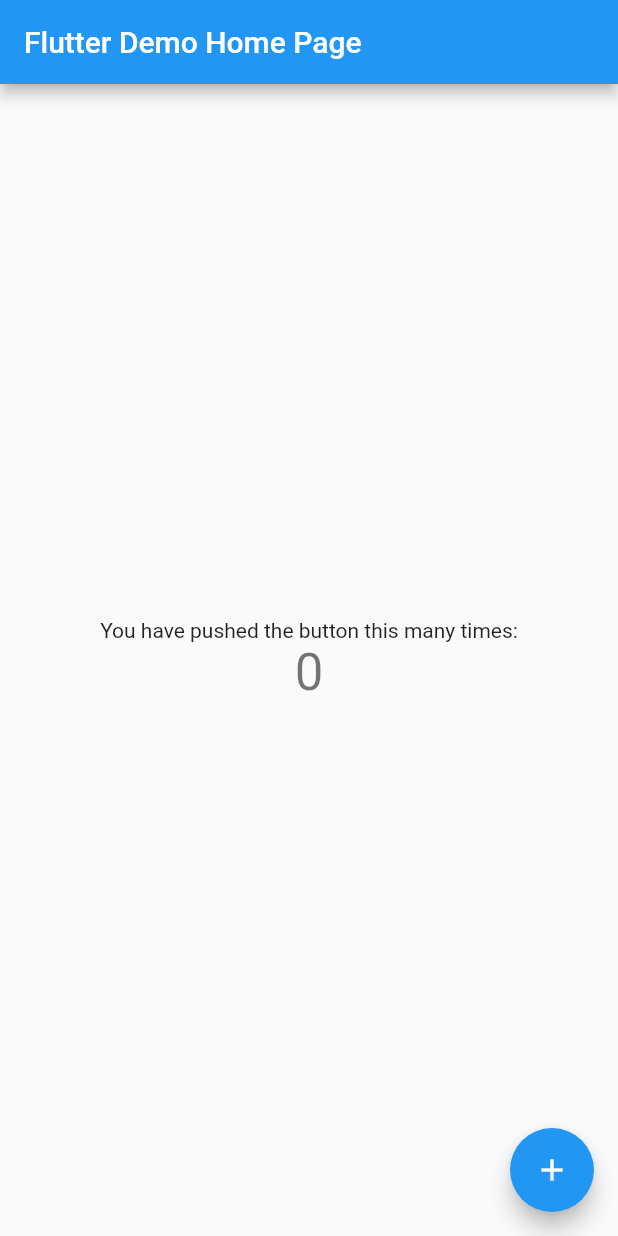
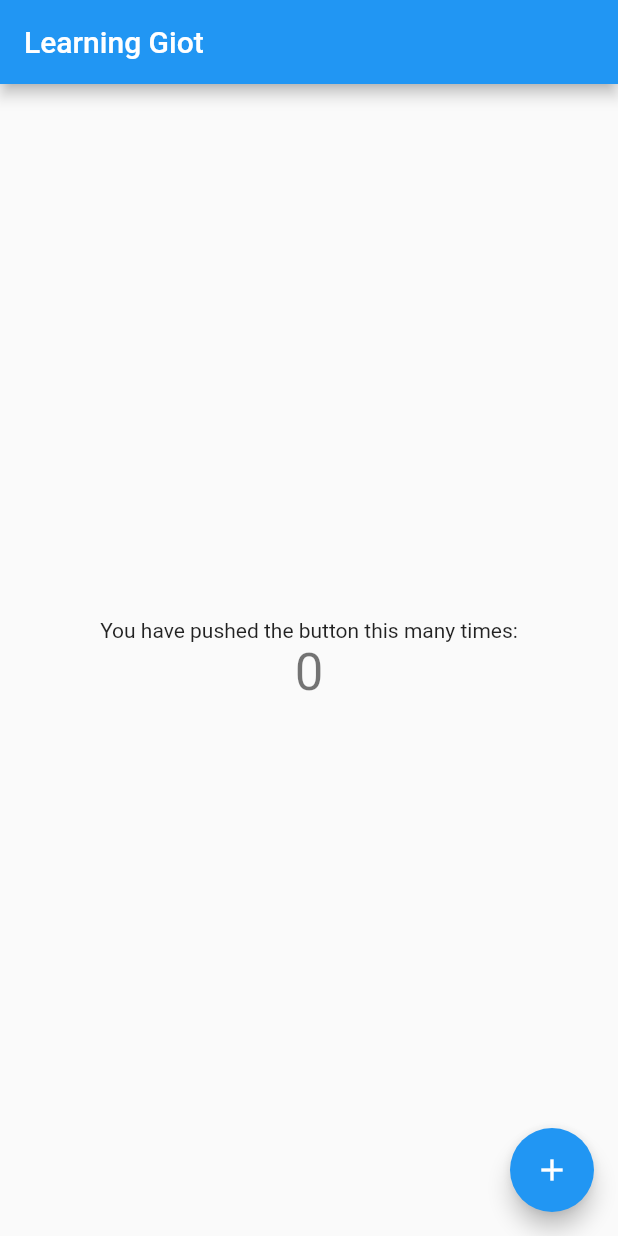
Before and after one commit to alilibx/learn_gihub, a Flutter app: the screen it shows after launch, on a phone screen of 412 x 824 dp. Run offline on Flutter 3.47's test engine with Material 2 defaults, Android fonts, the phone set to English and light mode, and no system bars.

Commit message:
Updated App Title to Learning Git

```diff
--- a/lib/main.dart
+++ b/lib/main.dart
@@ -24,7 +24,7 @@ class MyApp extends StatelessWidget {
         // is not restarted.
         primarySwatch: Colors.blue,
       ),
-      home: const MyHomePage(title: 'Flutter Demo Home Page'),
+      home: const MyHomePage(title: 'Learning Giot'),
     );
   }
 }
```
